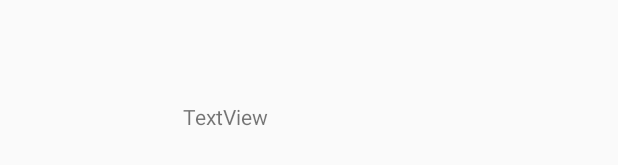
After one commit to gnstjr322/mobile_git, an Android app: the layout activity_detail_view2.xml on its own in the app's theme, with its tools: preview values and no code run, on a phone screen of 412 x 824 dp. The commit adds this screen. Shown: the part 255-420 px from the top of the screen. Run offline under Robolectric (Android 15) with nearby library versions, the phone set to English and light mode, and no system bars.

Commit message:
안드로이드 ver 2.2.5

```diff
--- a/Android/Oh/app/src/main/AndroidManifest.xml
+++ b/Android/Oh/app/src/main/AndroidManifest.xml
@@ -31,6 +31,7 @@
         </activity>
         <activity android:name=".Main"></activity>
         <activity android:name=".DetailViewActivity"></activity>
+        <activity android:name=".DetailViewActivity2"></activity>
         <activity android:name=".Setting1Activity"></activity>
         <activity android:name=".Setting2Activity"></activity>
         <activity android:name=".Setting3Activity"></activity>
--- a/Android/Oh/app/src/main/java/com/example/myapplication/Name2.kt
+++ b/Android/Oh/app/src/main/java/com/example/myapplication/Name2.kt
@@ -1,7 +1,7 @@
 package com.example.myapplication
 
 
-class Name2(var title:String, var data: String)  {
+class Name2(var title:String, var data: String, var link : ArrayList<String?>, var linkname : ArrayList<String?> )  {
 
 
 
@@ -10,7 +10,8 @@ class Name2(var title:String, var data: String)  {
         val sb = StringBuffer()
         sb.append(title).append('\'')
         sb.append(data).append('\'')
-
+        sb.append(link).append('\'')
+        sb.append(linkname).append('\'')
 
         return sb.toString()
     }
--- a/Android/Oh/app/src/main/java/com/example/myapplication/RealService.kt
+++ b/Android/Oh/app/src/main/java/com/example/myapplication/RealService.kt
@@ -53,7 +53,7 @@ class RealService : Service() {
                     var fd1 = fd?.split('/')
                     //showToast(getApplication(), sdf.format(date));
                     if(fd1 != null){
-                        HttpAsyncTask(fd1[0], fd1[1],sdf.format(date)).execute("http:/192.168.174.238:8080")
+                        HttpAsyncTask(fd1[0], fd1[1],sdf.format(date)).execute("http:/192.168.166.216:8080")
                     }
                     //sendNotification(sdf.format(date))
                 } catch (e: InterruptedException) {
--- a/Android/Oh/app/src/main/java/com/example/myapplication/RegisterActivity.kt
+++ b/Android/Oh/app/src/main/java/com/example/myapplication/RegisterActivity.kt
@@ -58,7 +58,7 @@ class RegisterActivity : AppCompatActivity() { // 여기서 서버에 아이디
     var auto_nameList2: List<Name>? = ArrayList()
     var auto_nameList3: List<Cal>? = ArrayList()
     var auto_nameList4: List<Subject>? = ArrayList()
-    var Str_url : String = "http:/192.168.174.238:8080"
+    var Str_url : String = "http:/192.168.166.216:8080"
 
 
     @RequiresApi(Build.VERSION_CODES.CUPCAKE)
--- a/Android/Oh/app/src/main/java/com/example/myapplication/RestartService.kt
+++ b/Android/Oh/app/src/main/java/com/example/myapplication/RestartService.kt
@@ -38,7 +38,7 @@ class RestartService : Service() {
         val notification = builder.build()
         startForeground(9, notification)
 
-        /////////////////////////////////////////////////////////////////////
+
         val `in` = Intent(this, RealService::class.java)
         startService(`in`)
 
--- /dev/null
+++ b/Android/Oh/app/src/main/res/layout/activity_detail_view2.xml
@@ -0,0 +1,38 @@
+<?xml version="1.0" encoding="utf-8"?>
+<androidx.constraintlayout.widget.ConstraintLayout xmlns:android="http://schemas.android.com/apk/res/android"
+    xmlns:app="http://schemas.android.com/apk/res-auto"
+    xmlns:tools="http://schemas.android.com/tools"
+    android:layout_width="match_parent"
+    android:layout_height="match_parent"
+    tools:context=".DetailViewActivity">
+
+    <TextView
+        android:id="@+id/textView11"
+        android:layout_width="168dp"
+        android:layout_height="50dp"
+        android:layout_marginTop="164dp"
+        app:layout_constraintEnd_toEndOf="parent"
+        app:layout_constraintStart_toStartOf="parent"
+        app:layout_constraintTop_toTopOf="parent" />
+
+    <TextView
+        android:id="@+id/textView22"
+        android:layout_width="0dp"
+        android:layout_height="50dp"
+        android:layout_marginTop="24dp"
+        android:text="TextView"
+        app:layout_constraintEnd_toEndOf="@+id/textView11"
+        app:layout_constraintHorizontal_bias="0.0"
+        app:layout_constraintStart_toStartOf="@+id/textView11"
+        app:layout_constraintTop_toBottomOf="@+id/textView11" />
+
+    <TextView
+        android:id="@+id/textView33"
+        android:layout_width="164dp"
+        android:layout_height="50dp"
+        android:layout_marginTop="24dp"
+        app:layout_constraintEnd_toEndOf="@+id/textView22"
+        app:layout_constraintHorizontal_bias="0.0"
+        app:layout_constraintStart_toStartOf="@+id/textView22"
+        app:layout_constraintTop_toBottomOf="@+id/textView22" />
+</androidx.constraintlayout.widget.ConstraintLayout>
```
Also changed, not shown: Android/Oh/app/src/main/java/com/example/myapplication/DetailViewActivity2.kt (added, +48 -0 lines), Android/Oh/app/src/main/java/com/example/myapplication/TabFragment3.kt (+25 -0 lines), 1 other file.
